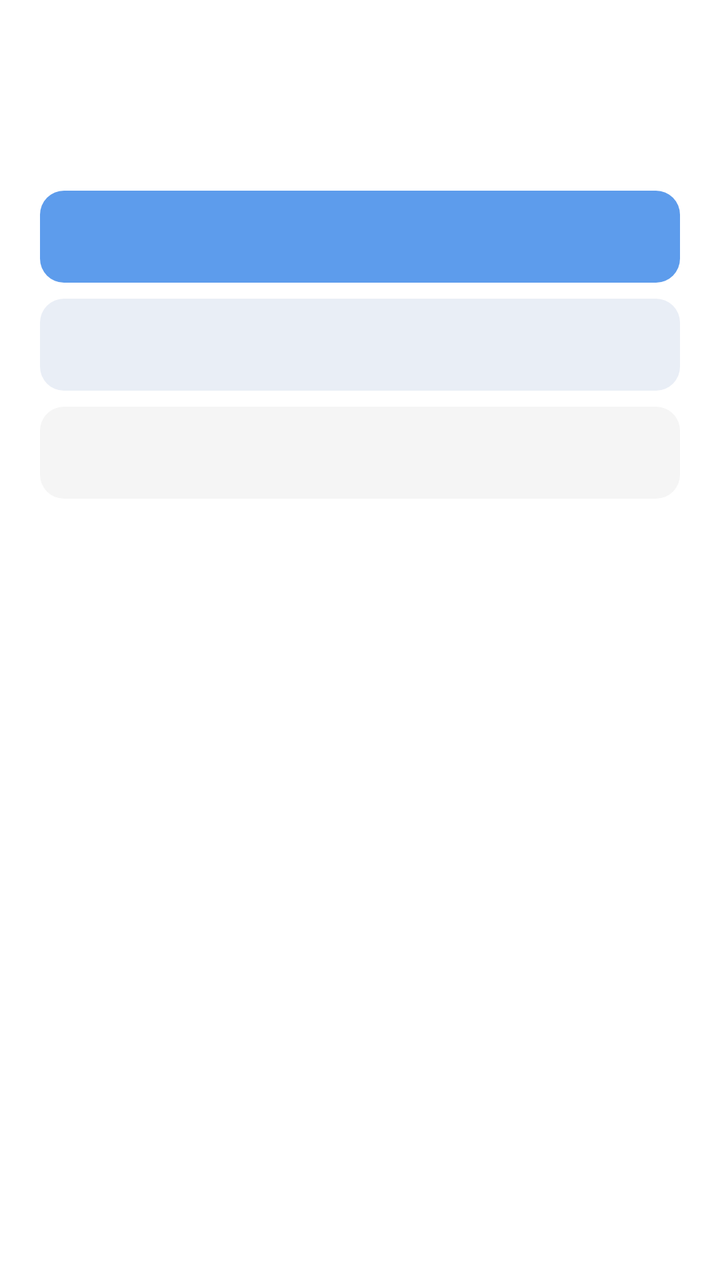
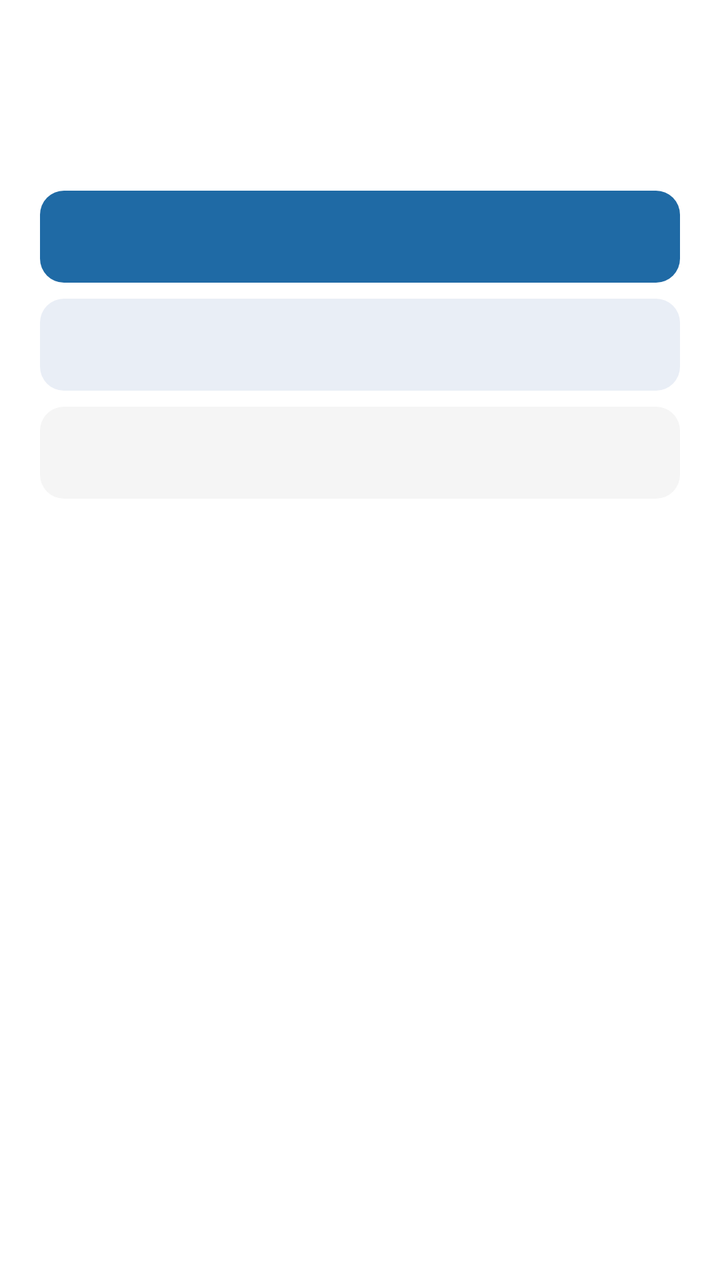

Before-and-after screenshots of an Android layout around one commit, followed by the original layout XML and the change that was made.
<!-- AndroidManifest.xml: application theme Theme.Demo -->
<!-- res/layout/dialog_common_prompt.xml -->
<?xml version="1.0" encoding="utf-8"?>
<LinearLayout xmlns:android="http://schemas.android.com/apk/res/android"
    android:layout_width="match_parent"
    android:layout_height="wrap_content"
    android:orientation="vertical"
    android:background="#FFFFFF"
    android:padding="20dp">

    <TextView
        android:id="@+id/tv_dialog_title"
        android:layout_width="match_parent"
        android:layout_height="wrap_content"
        android:textSize="18sp"
        android:textStyle="bold"
        android:textColor="#222222" />

    <TextView
        android:id="@+id/tv_dialog_message"
        android:layout_width="match_parent"
        android:layout_height="wrap_content"
        android:layout_marginTop="12dp"
        android:textSize="14sp"
        android:textColor="#555555"
        android:lineSpacingExtra="4dp" />

    <TextView
        android:id="@+id/btn_dialog_primary"
        android:layout_width="match_parent"
        android:layout_height="46dp"
        android:layout_marginTop="20dp"
        android:background="@drawable/bg_prompt_button"
        android:backgroundTint="#5d9cec"
        android:gravity="center"
        android:textColor="#FFFFFF"
        android:textSize="16sp" />

    <TextView
        android:id="@+id/btn_dialog_secondary"
        android:layout_width="match_parent"
        android:layout_height="46dp"
        android:layout_marginTop="8dp"
        android:background="@drawable/bg_prompt_button"
        android:backgroundTint="#e9eef6"
        android:gravity="center"
        android:textColor="#1f6aa5"
        android:textSize="16sp" />

    <TextView
        android:id="@+id/btn_dialog_tertiary"
        android:layout_width="match_parent"
        android:layout_height="46dp"
        android:layout_marginTop="8dp"
        android:background="@drawable/bg_prompt_button"
        android:backgroundTint="#f5f5f5"
        android:gravity="center"
        android:textColor="#888888"
        android:textSize="16sp" />

</LinearLayout>
<!-- resources referenced by this layout -->
<resources>
  <!-- drawable bg_prompt_button (drawable) -->
  <?xml version="1.0" encoding="utf-8"?>
  <shape xmlns:android="http://schemas.android.com/apk/res/android"
      android:shape="rectangle">
      <corners android:radius="12dp" />
      <solid android:color="#FFFFFF" />
  </shape>
  <style name="Theme.Demo" parent="Base.Theme.Demo" />
  <style name="Base.Theme.Demo" parent="Theme.Material3.DayNight.NoActionBar">
          
          <item name="android:statusBarColor">@color/home_bg</item>
          <item name="android:windowLightStatusBar">true</item>
          <item name="android:navigationBarColor">@color/home_bg</item>
          <item name="android:windowLightNavigationBar" tools:targetApi="o_mr1">true</item>
          <item name="android:enforceNavigationBarContrast" tools:targetApi="q">false</item>
      </style>
  <color name="home_bg">#F0F2F5</color>
</resources>

<!-- the commit's change to res/layout/dialog_common_prompt.xml (unified diff, before → after) -->
@@ -29,7 +29,7 @@
         android:layout_height="46dp"
         android:layout_marginTop="20dp"
         android:background="@drawable/bg_prompt_button"
-        android:backgroundTint="#5d9cec"
+        android:backgroundTint="@color/action_primary"
         android:gravity="center"
         android:textColor="#FFFFFF"
         android:textSize="16sp" />
<!-- resource entries referenced after the edit -->
@@ -1,5 +1,6 @@
 <!-- resources referenced by this layout -->
 <resources>
+  <color name="action_primary">#1F6AA5</color>
   <!-- drawable bg_prompt_button (drawable) -->
   <?xml version="1.0" encoding="utf-8"?>
   <shape xmlns:android="http://schemas.android.com/apk/res/android"
@@ -16,6 +17,7 @@
           <item name="android:windowLightNavigationBar" tools:targetApi="o_mr1">true</item>
           <item name="android:enforceNavigationBarContrast" tools:targetApi="q">false</item>
       </style>
-  <color name="home_bg">#F0F2F5</color>
+  <color name="home_bg">@color/page_bg</color>
+  <color name="page_bg">#F0F2F5</color>
 </resources>
 
